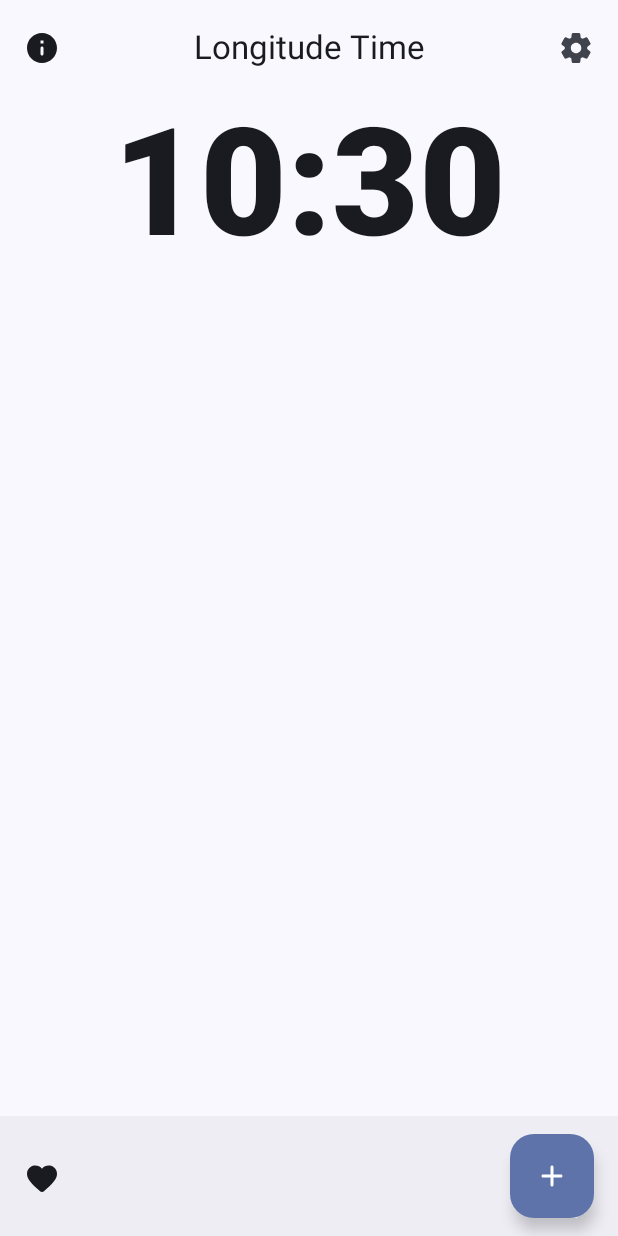
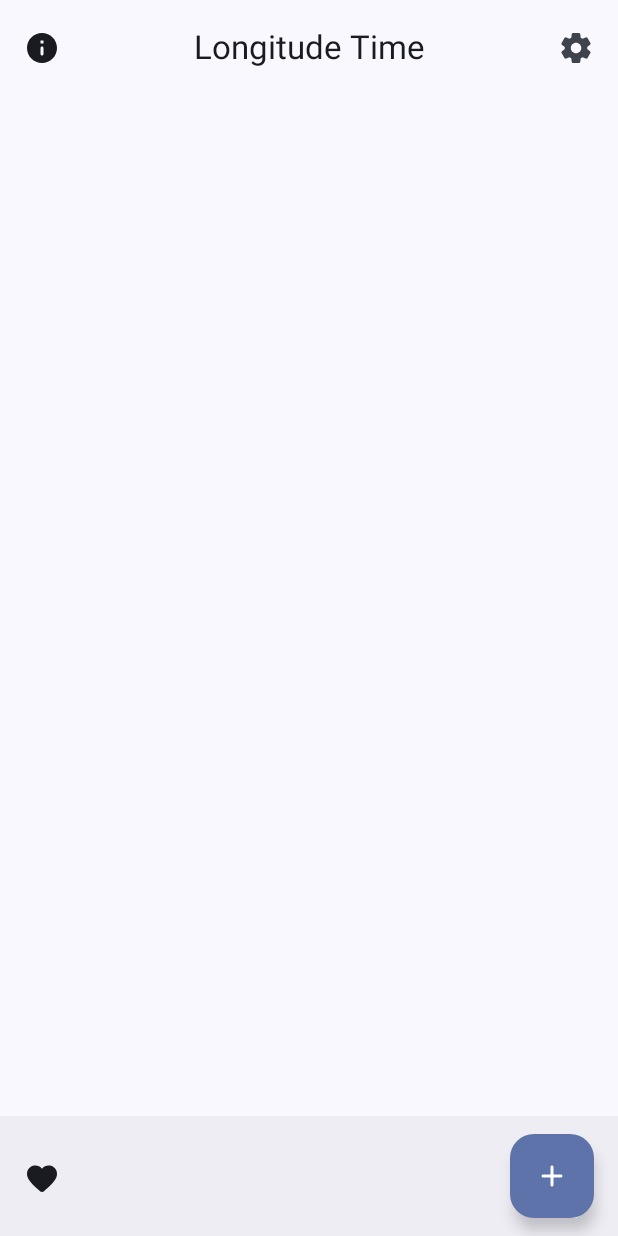
Before and after one commit to TuritoYuenan/Longclock-Python, an Android app built with Jetpack Compose: the screen it shows after launch (MainActivity), on a phone screen of 412 x 824 dp. Run offline under Robolectric (Android 15) with nearby library versions, the light colour scheme and no system bars.

Commit message:
update libraries version, remove clockview

```diff
--- a/app/src/main/kotlin/vn/turito/longitime/ClockView.kt
+++ b/app/src/main/kotlin/vn/turito/longitime/ClockView.kt
@@ -26,20 +26,5 @@ fun CustomView() {
 	)
 }
 
-@RequiresApi(Build.VERSION_CODES.O)
 @Composable
-fun ClockView(pad: PaddingValues) = Column(Modifier.padding(pad)) {
-	val clock = LocalDateTime.now()
-	val clockFormat = DateTimeFormatter.ofPattern("HH:mm")
-
-	Text(
-		clock.format(clockFormat),
-		Modifier.fillMaxWidth(),
-		textAlign = TextAlign.Center,
-		style = TextStyle(
-			color = MaterialTheme.colorScheme.onBackground,
-			fontWeight = FontWeight.Black,
-			fontSize = 100.sp,
-		)
-	)
-}
+fun ClockView(pad: PaddingValues) = Column(Modifier.padding(pad)) {}
--- a/app/src/main/kotlin/vn/turito/longitime/MainActivity.kt
+++ b/app/src/main/kotlin/vn/turito/longitime/MainActivity.kt
@@ -13,14 +13,12 @@ import vn.turito.longitime.components.LTimeTopBar
 import vn.turito.longitime.theme.LTimeTheme
 
 class MainActivity : ComponentActivity() {
-	@RequiresApi(Build.VERSION_CODES.O)
 	override fun onCreate(savedInstanceState: Bundle?) {
 		super.onCreate(savedInstanceState)
 		setContent { LongitimeApp() }
 	}
 }
 
-@RequiresApi(Build.VERSION_CODES.O)
 @Preview(showBackground = true)
 @Composable
 fun LongitimeApp(): Unit = LTimeTheme {
```
Also changed, not shown: gradle/libs.versions.toml (+4 -4 lines).
